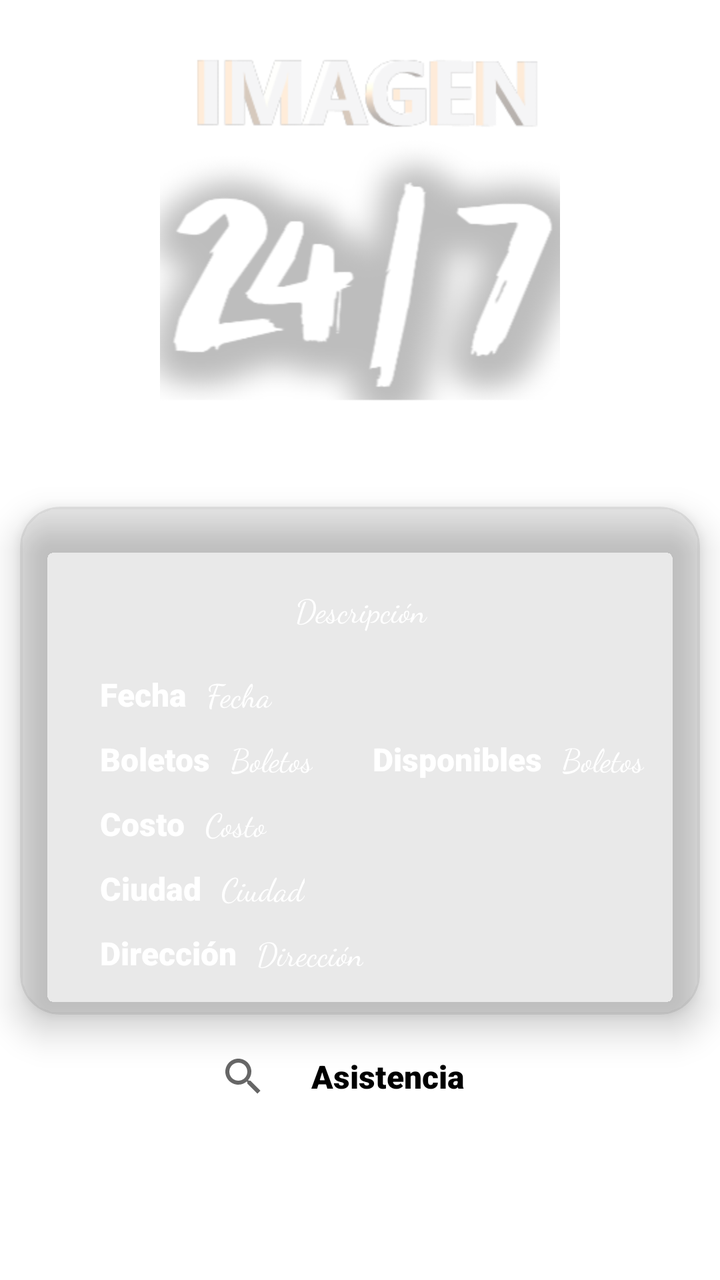
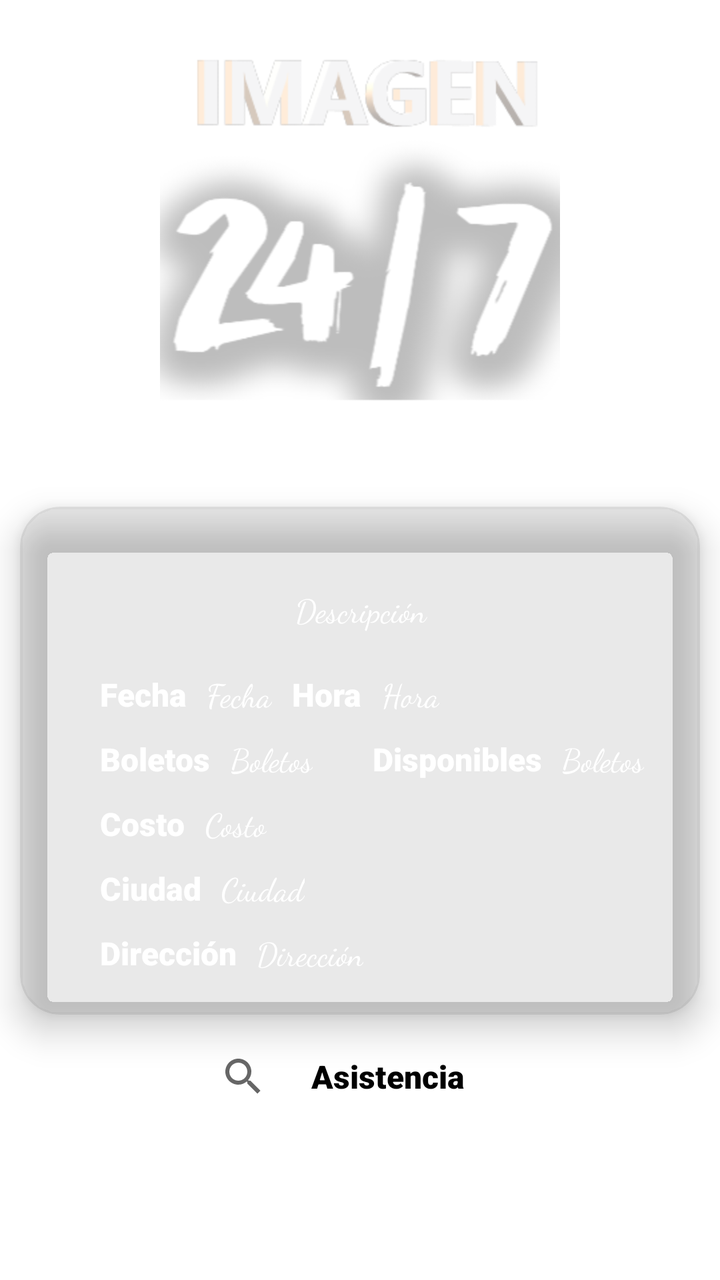

Compare the two renders of this Android layout. The source of the first and the diff that turns it into the second are given below.
<!-- AndroidManifest.xml: application theme Theme.Eventos -->
<!-- res/layout/fragment_detalle_evento.xml -->
<?xml version="1.0" encoding="utf-8"?>
<ScrollView xmlns:android="http://schemas.android.com/apk/res/android"
    xmlns:tools="http://schemas.android.com/tools"
    android:layout_width="match_parent"
    android:layout_height="match_parent"
    xmlns:app="http://schemas.android.com/apk/res-auto"
    tools:context=".DetalleEvento">

    <LinearLayout
        android:layout_width="match_parent"
        android:layout_height="wrap_content"
        android:orientation="vertical">

        <LinearLayout
            android:id="@+id/linearLayout_botones_todos"
            android:layout_width="match_parent"
            android:layout_height="match_parent"
            android:visibility="gone"
            android:orientation="vertical">

            <Button
                android:id="@+id/button_crearInvitacion"
                android:layout_width="wrap_content"
                android:layout_height="wrap_content"
                android:layout_gravity="center"
                android:layout_margin="10dp"
                android:background="@drawable/boton"
                android:gravity="center"
                android:text="@string/CrearInvitacion"
                android:textColor="@color/black"
                android:theme="@style/Botones" />

            <LinearLayout
                android:id="@+id/linearLayout_botones_administradores_auditores"
                android:layout_width="wrap_content"
                android:layout_height="wrap_content"
                android:visibility="gone"
                android:layout_gravity="center"
                android:background="@drawable/cardview_evento"
                app:cardCornerRadius="10dp">

                <Button
                    android:id="@+id/bottom_asistencia"
                    android:layout_width="wrap_content"
                    android:layout_height="wrap_content"
                    android:layout_gravity="center"
                    android:layout_marginLeft="5dp"
                    android:layout_marginRight="5dp"
                    android:layout_weight="1"
                    android:background="@drawable/boton"
                    android:gravity="center"
                    android:text="@string/Asistencia"
                    android:textColor="@color/black"
                    android:theme="@style/Botones" />

                <Button
                    android:id="@+id/button_firmar"
                    android:layout_width="125dp"
                    android:layout_height="match_parent"
                    android:layout_gravity="center"
                    android:layout_marginLeft="5dp"
                    android:layout_marginRight="5dp"
                    android:background="@drawable/boton"
                    android:gravity="center"
                    android:text="@string/Firmar"
                    android:textColor="@color/black"
                    android:theme="@style/Botones" />


            </LinearLayout>
        </LinearLayout>

        <ImageView
        android:id="@+id/imageView_imagen_evento"
        android:layout_width="300dp"
        android:layout_height="200dp"
        android:layout_weight="1"
        android:layout_margin="10dp"
        android:layout_gravity="center"
        android:src="@drawable/seleccion_imagen" />

        <TextView
            android:id="@+id/textView_nombre_evento"
            android:layout_width="match_parent"
            android:layout_height="wrap_content"
            android:theme="@style/texto_titulo"
            android:text="@string/Evento" />


        <androidx.cardview.widget.CardView
            android:layout_width="match_parent"
            android:layout_height="wrap_content"
            android:layout_marginRight="10dp"
            android:layout_marginLeft="10dp"
            android:layout_marginTop="1dp"
            app:cardBackgroundColor="@color/fondo_cardView"
            app:cardCornerRadius="20dp"
            app:cardElevation="10sp">

            <LinearLayout
                android:layout_width="match_parent"
                android:layout_height="wrap_content"
                android:layout_margin="20dp"
                android:orientation="vertical">
                <TextView
                    android:id="@+id/textView_descripcion"
                    android:layout_margin="20dp"
                    android:layout_width="match_parent"
                    android:layout_height="wrap_content"
                    android:theme="@style/texto_cursiva"
                    android:layout_gravity="center"
                    android:gravity="center"
                    android:text="@string/descripcion"></TextView>

                <LinearLayout
                    android:layout_width="wrap_content"
                    android:layout_height="wrap_content"
                    android:layout_marginStart="20dp"
                    android:orientation="horizontal">

                    <TextView
                        android:layout_width="wrap_content"
                        android:layout_height="wrap_content"
                        android:theme="@style/texto_sub_titulo"
                        android:text="@string/Fecha" />

                    <TextView
                        android:id="@+id/textView_fecha"
                        android:layout_width="wrap_content"
                        android:layout_height="wrap_content"
                        android:theme="@style/texto_cursiva"
                        android:layout_marginStart="10dp"
                        android:text="@string/Fecha" />
                </LinearLayout>

                <LinearLayout
                    android:layout_width="wrap_content"
                    android:layout_height="wrap_content"
                    android:layout_marginTop="10dp"
                    android:layout_marginStart="20dp"
                    android:orientation="horizontal">

                    <TextView
                        android:layout_width="wrap_content"
                        android:layout_height="wrap_content"
                        android:theme="@style/texto_sub_titulo"
                        android:text="@string/Boletos" />

                    <TextView
                        android:id="@+id/textView_boletos"
                        android:layout_width="wrap_content"
                        android:layout_height="wrap_content"
                        android:theme="@style/texto_cursiva"
                        android:layout_marginStart="10dp"
                        android:text="@string/Boletos" />

                    <TextView
                        android:layout_width="wrap_content"
                        android:layout_height="wrap_content"
                        android:layout_marginStart="30dp"
                        android:theme="@style/texto_sub_titulo"
                        android:text="@string/Disponibles" />

                    <TextView
                        android:id="@+id/textView_disponibles"
                        android:layout_width="wrap_content"
                        android:layout_height="wrap_content"
                        android:theme="@style/texto_cursiva"
                        android:layout_marginStart="10dp"
                        android:text="@string/Boletos" />
                </LinearLayout>

                <LinearLayout
                    android:layout_width="wrap_content"
                    android:layout_height="wrap_content"
                    android:layout_marginTop="10dp"
                    android:layout_marginStart="20dp"
                    android:orientation="horizontal">

                    <TextView
                        android:layout_width="wrap_content"
                        android:layout_height="wrap_content"
                        android:theme="@style/texto_sub_titulo"
                        android:text="@string/Costo" />

                    <TextView
                        android:id="@+id/textView_costo"
                        android:layout_width="wrap_content"
                        android:layout_height="wrap_content"
                        android:theme="@style/texto_cursiva"
                        android:layout_marginStart="10dp"
                        android:text="@string/Costo" />
                </LinearLayout>
                <LinearLayout
                    android:layout_width="wrap_content"
                    android:layout_height="wrap_content"
                    android:layout_marginTop="10dp"
                    android:layout_marginStart="20dp"
                    android:orientation="horizontal">

                    <TextView
                        android:layout_width="wrap_content"
                        android:layout_height="wrap_content"
                        android:theme="@style/texto_sub_titulo"
                        android:text="@string/Ciudad" />

                    <TextView
                        android:id="@+id/textView_ciudad"
                        android:layout_width="wrap_content"
                        android:layout_height="wrap_content"
                        android:layout_marginStart="10dp"
                        android:theme="@style/texto_cursiva"
                        android:text="@string/Ciudad" />
                </LinearLayout>
                <LinearLayout
                    android:layout_width="wrap_content"
                    android:layout_height="wrap_content"
                    android:orientation="horizontal"
                    android:layout_marginTop="10dp"
                    android:layout_marginStart="20dp">

                    <TextView
                        android:layout_width="wrap_content"
                        android:layout_height="wrap_content"
                        android:theme="@style/texto_sub_titulo"
                        android:text="@string/Direccion" />

                    <TextView
                        android:id="@+id/textView_direccion"
                        android:layout_width="wrap_content"
                        android:layout_height="wrap_content"
                        android:layout_marginStart="10dp"
                        android:theme="@style/texto_cursiva"
                        android:text="@string/Direccion" />
                </LinearLayout>
            </LinearLayout>

        </androidx.cardview.widget.CardView>



            <SearchView
                android:id="@+id/search_invitados"
                android:layout_width="wrap_content"
                android:layout_height="wrap_content"
                android:layout_gravity="center"
                android:layout_marginTop="10dp"
                android:background="@color/whitetrasparente"
                android:orientation="horizontal">

                <TextView
                    android:layout_width="match_parent"
                    android:layout_height="wrap_content"
                    android:gravity="center"
                    android:layout_margin="10dp"
                    android:text="@string/Asistencia"
                    android:textColor="@color/black"
                    android:theme="@style/texto_sub_titulo" />
                <TextView
                    android:id="@+id/textView_cuenta"
                    android:layout_width="match_parent"
                    android:layout_height="wrap_content"
                    android:layout_margin="10dp"
                    android:layout_gravity="center"
                    android:gravity="center_vertical"
                    android:textColor="@color/black"
                    android:theme="@style/texto_sub_titulo"
                    />
            </SearchView>





        <androidx.recyclerview.widget.RecyclerView
            android:id="@+id/recyclerView_asistencia"
            android:layout_width="match_parent"
            android:layout_height="match_parent"
            android:layout_margin="10dp" />
    </LinearLayout>



</ScrollView>
<!-- resources referenced by this layout -->
<resources>
  <color name="black">#FF000000</color>
  <color name="fondo_cardView">#1E4A4947</color>
  <color name="whitetrasparente">#C4FFFFFF</color>
  <!-- drawable boton (drawable) -->
  <?xml version="1.0" encoding="utf-8"?>
  <selector xmlns:android="http://schemas.android.com/apk/res/android" >
      <item >
          <shape android:shape="rectangle"  >
              <corners android:radius="100dip" />
              <stroke android:width="10dip" android:color="@color/black" />
              <solid android:color="@color/amarillo" />
          </shape>
      </item>
  </selector>
  <!-- drawable cardview_evento (drawable) -->
  <?xml version="1.0" encoding="utf-8"?>
  <shape xmlns:android="http://schemas.android.com/apk/res/android">
      <corners android:radius="20dp"/>
      <solid android:color="@color/gris" />
  </shape>
  <!-- drawable seleccion_imagen: png bitmap (drawable, 34875 bytes) -->
  <string name="Asistencia">Asistencia</string>
  <string name="Boletos">Boletos</string>
  <string name="Ciudad">Ciudad</string>
  <string name="Costo">Costo</string>
  <string name="CrearInvitacion">Crear invitación</string>
  <string name="Direccion">Dirección</string>
  <string name="Disponibles">Disponibles</string>
  <string name="Evento">Evento</string>
  <string name="Fecha">Fecha</string>
  <string name="Firmar">Firmar</string>
  <string name="descripcion">Descripción</string>
  <style name="Botones" parent="Theme.AppCompat.Light.NoActionBar">
      <item name="android:background">@drawable/boton</item>
          <item name="android:textSize">14sp</item>
          <item name="colorPrimaryVariant">@color/black</item>
          <item name="colorPrimary">@color/amarillo</item>
      </style>
  <style name="texto_cursiva" parent="Theme.Eventos">
          <item name="android:textSize">16sp</item>
          <item name="android:textColor">@color/white</item>
          <item name="android:layout_margin">5sp</item>
          <item name="fontFamily">cursive</item>
      </style>
  <style name="texto_sub_titulo" parent="Theme.Eventos">
          <item name="android:textSize">16sp</item>
          <item name="android:textColor">@color/white</item>
          <item name="android:textStyle">bold</item>
          <item name="android:layout_margin">5sp</item>
          <item name="fontFamily">sans-serif-black</item>
      </style>
  <style name="texto_titulo" parent="Theme.Eventos">
          <item name="android:textSize">24sp</item>
          <item name="android:textColor">@color/white</item>
          <item name="android:textStyle">bold</item>
          <item name="android:gravity">center</item>
          <item name="fontFamily">sans-serif-black</item>
      </style>
  <style name="Theme.Eventos" parent="Theme.MaterialComponents.DayNight.DarkActionBar">
          
          <item name="colorPrimary">@color/amarilloFondo</item>
          <item name="colorPrimaryVariant">@color/amarillo</item>
          <item name="colorOnPrimary">@color/white</item>
          
          <item name="colorSecondary">@color/teal_200</item>
          <item name="colorSecondaryVariant">@color/teal_700</item>
          <item name="colorOnSecondary">@color/black</item>
          
  
          <item name="android:statusBarColor" tools:targetApi="l">?attr/colorPrimaryVariant</item>
  
          
          
          <item name="windowActionBar">false</item>
          <item name="windowNoTitle">true</item>
      </style>
  <color name="amarillo">#FFB039</color>
  <color name="gris">#63818181</color>
  <color name="white">#FFFFFFFF</color>
  <color name="amarilloFondo">#885A28</color>
  <color name="teal_200">#DF885A28</color>
  <color name="teal_700">#DF885A28</color>
</resources>

<!-- the commit's change to res/layout/fragment_detalle_evento.xml (unified diff, before → after) -->
@@ -131,6 +131,20 @@
                         android:theme="@style/texto_cursiva"
                         android:layout_marginStart="10dp"
                         android:text="@string/Fecha" />
+                    <TextView
+
+                        android:layout_width="wrap_content"
+                        android:layout_height="wrap_content"
+                        android:theme="@style/texto_sub_titulo"
+                        android:layout_marginStart="10dp"
+                        android:text="@string/Hora"></TextView>
+                    <TextView
+                        android:id="@+id/textView_hora"
+                        android:layout_width="wrap_content"
+                        android:layout_height="wrap_content"
+                        android:theme="@style/texto_cursiva"
+                        android:layout_marginStart="10dp"
+                        android:text="@string/Hora" />
                 </LinearLayout>
 
                 <LinearLayout
<!-- resource entries referenced after the edit -->
@@ -31,6 +31,7 @@
   <string name="Evento">Evento</string>
   <string name="Fecha">Fecha</string>
   <string name="Firmar">Firmar</string>
+  <string name="Hora">Hora</string>
   <string name="descripcion">Descripción</string>
   <style name="Botones" parent="Theme.AppCompat.Light.NoActionBar">
       <item name="android:background">@drawable/boton</item>
